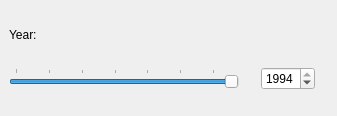
Before: the Qt Designer form src/timewidget.ui in KDE/kalzium, drawn with Qt 5.
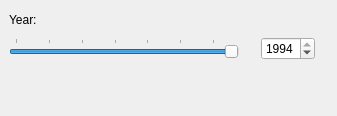
After: the same form once the commit is applied.

Commit message: Improve the layout of the timeline widget and remove a not used string

What changed in the file:
```diff
--- a/src/timewidget.ui
+++ b/src/timewidget.ui
@@ -88,17 +88,17 @@
     </widget>
    </item>
    <item row="3" column="0" colspan="2" >
-    <spacer>
+    <spacer name="verticalSpacer" >
      <property name="orientation" >
       <enum>Qt::Vertical</enum>
      </property>
      <property name="sizeType" >
-      <enum>QSizePolicy::Fixed</enum>
+      <enum>QSizePolicy::Expanding</enum>
      </property>
-     <property name="sizeHint" >
+     <property name="sizeHint" stdset="0" >
       <size>
-       <width>178</width>
-       <height>16</height>
+       <width>20</width>
+       <height>40</height>
       </size>
      </property>
     </spacer>
@@ -126,7 +126,7 @@
        <property name="sizeType" >
         <enum>QSizePolicy::Expanding</enum>
        </property>
-       <property name="sizeHint" >
+       <property name="sizeHint" stdset="0" >
         <size>
          <width>20</width>
          <height>21</height>
```
Left out of the diff: 20 changed lines with no effect on the pictures. The commit also changes 1 other file.
